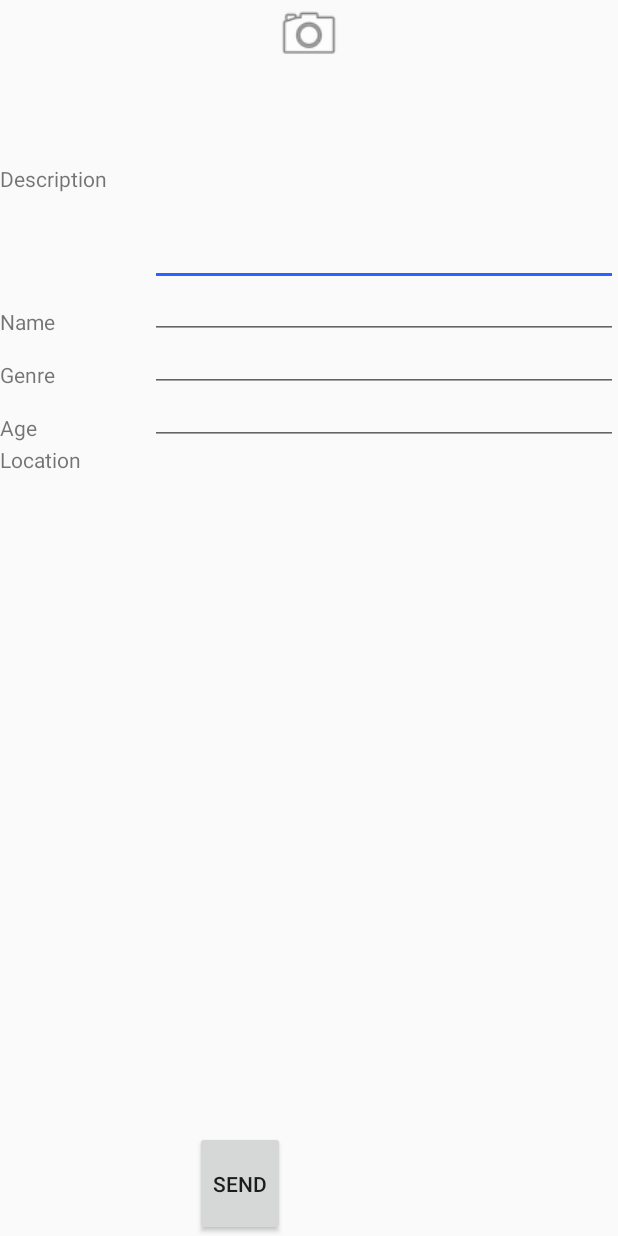
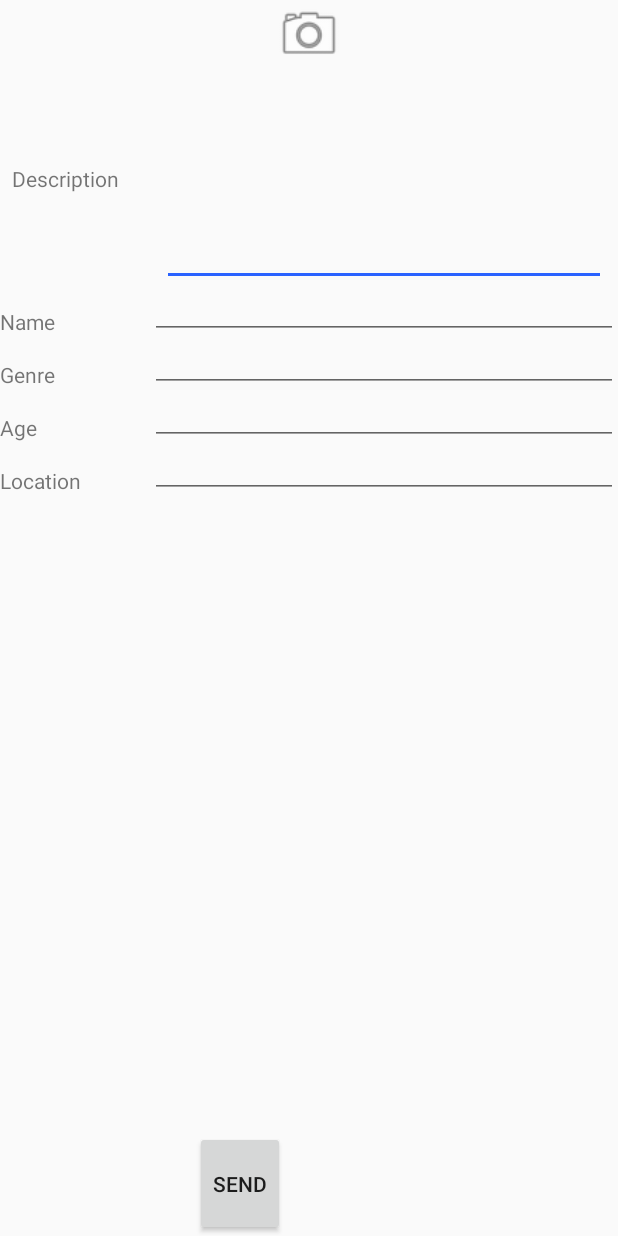
Before and after one commit to UNChirri/Appdoptame, an Android app: the PostActivity screen opened directly, with no data from a screen before it, on a phone screen of 412 x 824 dp. Run offline under Robolectric (Android 15) with nearby library versions, the phone set to English and light mode, and no system bars; our stand-ins replace Firebase (no records; nobody signed in at launch, a user with empty details on screens opened directly); libraries missing offline, so code that uses them is left out: com.facebook, com.facebook.login; 1 statement that could not run was skipped.

Commit message:
Merge branch 'Develop' of /home/jufarangoma/Documents/Appdoptame with conflicts.

```diff
--- a/app/src/main/java/com/appdoptame/appdoptame/activities/PostActivity.java
+++ b/app/src/main/java/com/appdoptame/appdoptame/activities/PostActivity.java
@@ -16,6 +16,7 @@ import android.widget.ImageButton;
 import com.appdoptame.appdoptame.FBAuth.FBLogin;
 import com.appdoptame.appdoptame.model.Profile;
 import com.appdoptame.appdoptame.R;
+import com.appdoptame.appdoptame.utils.Utils;
 import com.facebook.login.LoginManager;
 import com.google.android.gms.tasks.OnSuccessListener;
 import com.google.firebase.auth.FirebaseAuth;
@@ -24,10 +25,13 @@ import com.google.firebase.database.DataSnapshot;
 import com.google.firebase.database.DatabaseError;
 import com.google.firebase.database.DatabaseReference;
 import com.google.firebase.database.FirebaseDatabase;
+import com.google.firebase.database.ValueEventListener;
 import com.google.firebase.storage.FirebaseStorage;
 import com.google.firebase.storage.StorageReference;
 import com.google.firebase.storage.UploadTask;
 
+import java.util.ArrayList;
+import java.util.List;
 
 /**
  * Created by jufarangoma on 17/09/17.
--- a/app/src/main/res/layout/upload_post.xml
+++ b/app/src/main/res/layout/upload_post.xml
@@ -2,14 +2,19 @@
 <RelativeLayout xmlns:android="http://schemas.android.com/apk/res/android"
     android:orientation="horizontal" android:layout_width="match_parent"
     android:layout_height="wrap_content">
-
 
     <RelativeLayout
         android:id="@+id/photo"
         android:layout_width="match_parent"
         android:layout_height="wrap_content">
 
+        <ImageView
+            android:id="@+id/iv_profile"
+            android:layout_width="match_parent"
+            android:layout_height="wrap_content"
+            />
         <ImageButton
+            android:layout_below="@id/iv_profile"
             android:id="@+id/ib_photo"
             android:layout_width="45dp"
             android:layout_height="45dp"
@@ -27,15 +32,19 @@
         <TextView
             android:layout_width="@dimen/tv_width_post"
             android:layout_height="@dimen/et_height_post"
-            android:text="@string/description"/>
+            android:text="@string/description"
+            android:layout_marginLeft="@dimen/left_padding"/>
 
         <EditText
             android:id="@+id/et_description"
             android:layout_width="match_parent"
-            android:layout_height="145dp"/>
+            android:layout_height="145dp"
+            android:inputType="textMultiLine"
+            android:layout_marginRight="@dimen/right_padding"/>
     </LinearLayout>
 
     <LinearLayout
+        style="@style/Padding"
         android:id="@+id/name"
         android:layout_width="match_parent"
         android:layout_height="wrap_content"
@@ -44,15 +53,16 @@
         <TextView
             android:layout_width="@dimen/tv_width_post"
             android:layout_height="@dimen/et_height_post"
-            android:text="@string/name"/>
+            android:text="@string/name" />
 
         <EditText
             android:id="@+id/et_name"
             android:layout_width="match_parent"
-            android:layout_height="@dimen/et_height_post"/>
+            android:layout_height="@dimen/et_height_post" />
     </LinearLayout>
 
     <LinearLayout
+        style="@style/Padding"
         android:id="@+id/genre"
         android:layout_width="match_parent"
         android:layout_height="wrap_content"
@@ -70,6 +80,7 @@
     </LinearLayout>
 
     <LinearLayout
+        style="@style/Padding"
         android:id="@+id/age"
         android:layout_width="match_parent"
         android:layout_height="wrap_content"
@@ -87,6 +98,7 @@
     </LinearLayout>
 
     <LinearLayout
+        style="@style/Padding"
         android:id="@+id/location"
         android:layout_width="match_parent"
         android:layout_height="wrap_content"
@@ -96,6 +108,12 @@
             android:layout_width="@dimen/tv_width_post"
             android:layout_height="@dimen/et_height_post"
             android:text="@string/location"/>
+
+        <EditText
+            android:id="@+id/et_location"
+            android:layout_width="match_parent"
+            android:layout_height="@dimen/et_height_post"/>
+
     </LinearLayout>
 
     <LinearLayout
```
